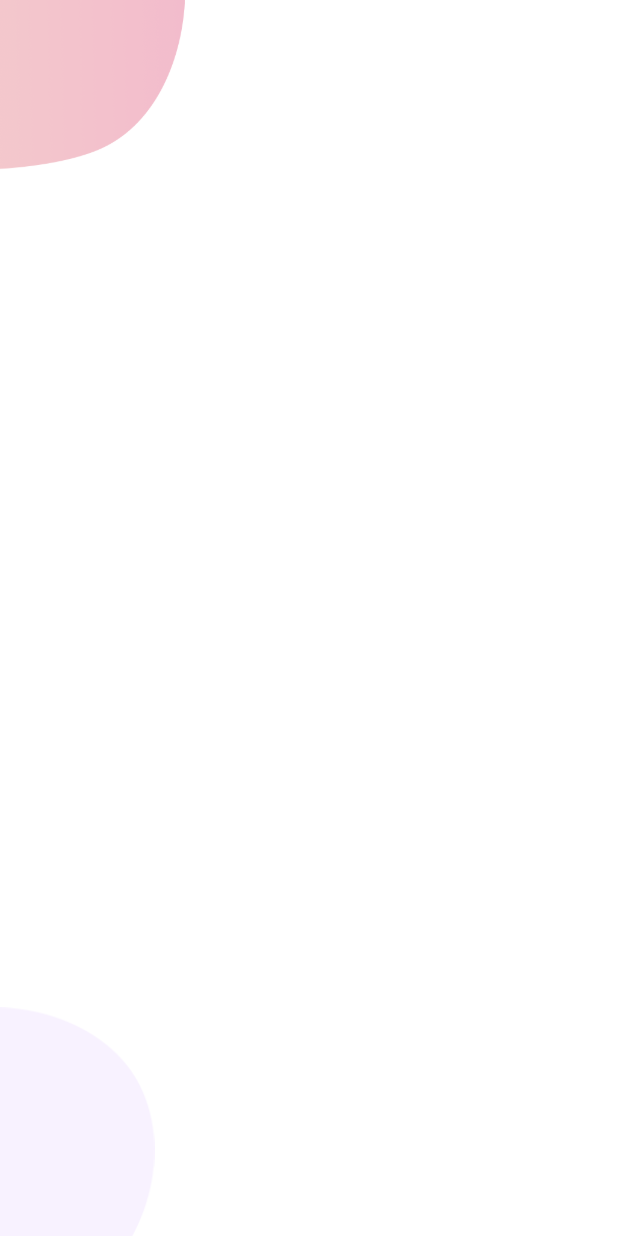
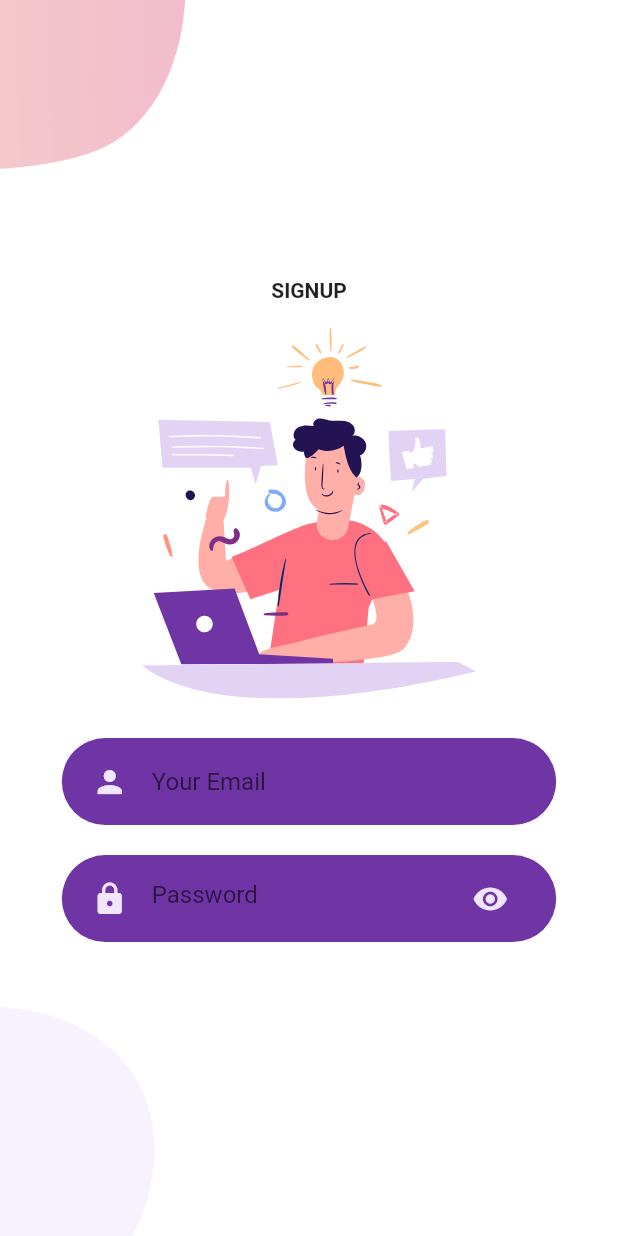
Before and after one commit to wendellarnald/flutter-login, a Flutter app: the SignupPage screen opened directly, on a phone screen of 412 x 824 dp. Run offline on Flutter 3.47's test engine with Material 2 defaults, Android fonts, the phone set to English and light mode, and no system bars; our stand-ins replace flutter_svg.

Commit message:
Add fields email and password

```diff
--- a/lib/pages/signup/components/body.components.dart
+++ b/lib/pages/signup/components/body.components.dart
@@ -1,4 +1,14 @@
 import 'package:flutter/material.dart';
+import 'package:flutter_login/components/already.have.account.dart';
+import 'package:flutter_login/components/rounded.button.dart';
+import 'package:flutter_login/components/rounded.input.dart';
+import 'package:flutter_login/components/rounded.password.dart';
+import 'package:flutter_login/constants.dart';
+import 'package:flutter_login/pages/login/login.page.dart';
+import 'package:flutter_login/pages/signup/components/background.components.dart';
+import 'package:flutter_login/pages/signup/components/ordivider.components.dart';
+import 'package:flutter_login/pages/signup/components/social.icon.components.dart';
+import 'package:flutter_svg/flutter_svg.dart';
 
 class Body extends StatelessWidget {
   final Widget child;
@@ -10,46 +20,35 @@ class Body extends StatelessWidget {
 
   @override
   Widget build(BuildContext context) {
+    Size size = MediaQuery.of(context).size;
     return Background(
-      child: Column(),
-    );
-  }
-}
-
-class Background extends StatelessWidget {
-  final Widget child;
-  const Background({
-    Key key,
-    this.child,
-  }) : super(key: key);
-
-  @override
-  Widget build(BuildContext context) {
-    Size size = MediaQuery.of(context).size;
-    return Container(
-      height: size.height,
-      width: double.infinity,
-      child: Stack(
-        alignment: Alignment.center,
-        children: <Widget>[
-          Positioned(
-            top: 0,
-            left: 0,
-            child: Image.asset(
-              "assets/images/signup_top.png",
-              width: size.width * 0.3,
+      child: SingleChildScrollView(
+        child: Column(
+          mainAxisAlignment: MainAxisAlignment.center,
+          children: <Widget>[
+            Text(
+              "SIGNUP",
+              style: TextStyle(fontWeight: FontWeight.bold),
             ),
-          ),
-          Positioned(
-            bottom: 0,
-            left: 0,
-            child: Image.asset(
-              "assets/images/main_bottom.png",
-              width: size.width * 0.25,
+            SizedBox(
+              height: size.height * 0.02,
             ),
-          ),
-          child,
-        ],
+            SvgPicture.asset(
+              "assets/icons/signup.svg",
+              height: size.height * 0.3,
+            ),
+            SizedBox(
+              height: size.height * 0.02,
+            ),
+            RoundedInputField(
+              hintText: "Your Email",
+              onChanged: (value) {},
+            ),
+            RoundedPasswordField(
+              onChanged: (value) {},
+            ),
+          ],
+        ),
       ),
     );
   }
```
